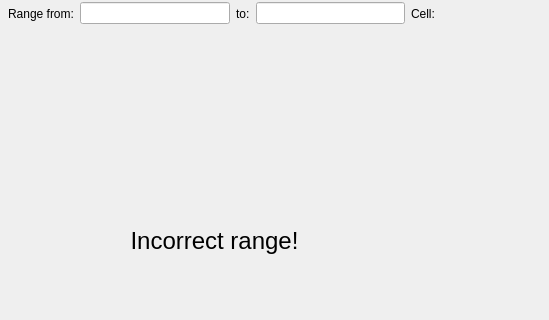
Before: the Qt Designer form gui/plot.ui in lmsnsk/exchange_3, drawn with Qt 5; both pictures show x 91 to 640 and y 0 to 320 of the 640 by 480 pixel window.
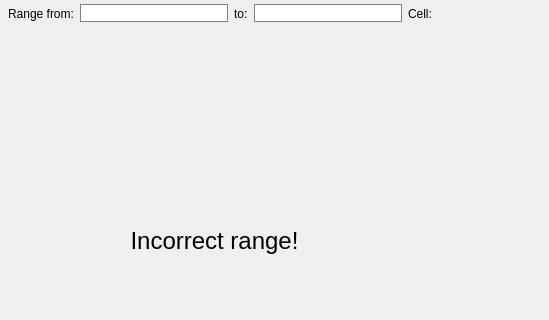
After: the same form once the commit is applied.

Patch:
```diff
--- a/gui/plot.ui
+++ b/gui/plot.ui
@@ -13,6 +13,33 @@
   <property name="windowTitle">
    <string>Plot</string>
   </property>
+  <property name="styleSheet">
+   <string notr="true">MainWindow {
+	border-radius:0;
+}
+
+QPushButton {
+	border-radius:0;
+	background-color:white;
+}
+
+QPushButton::hover {
+	background-color:rgb(245, 245, 245);
+}
+
+QPushButton::pressed {
+	background-color:rgb(219, 229, 243);
+}
+
+QLineEdit {
+	border-radius:0; 
+	border:1px solid grey; 
+}
+
+QLineEdit::disabled {
+	background-color:transparent; 	
+}</string>
+  </property>
   <widget class="QWidget" name="horizontalLayoutWidget">
    <property name="geometry">
     <rect>
@@ -77,7 +104,7 @@
     <item>
      <widget class="QLabel" name="labelCell">
       <property name="text">
-       <string> </string>
+       <string/>
       </property>
      </widget>
     </item>
```
